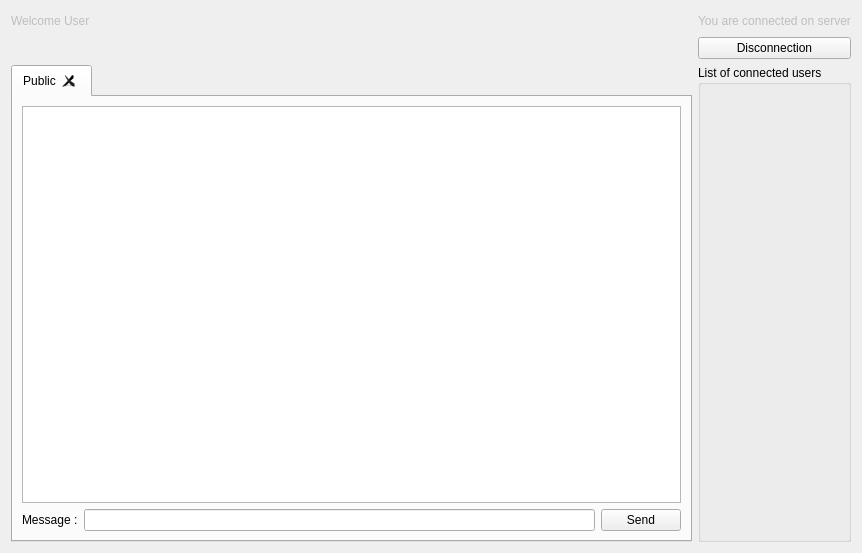
Above: Client/ClientChat.ui from nowbey/GuppyChat before the change. Below: the same form after it.
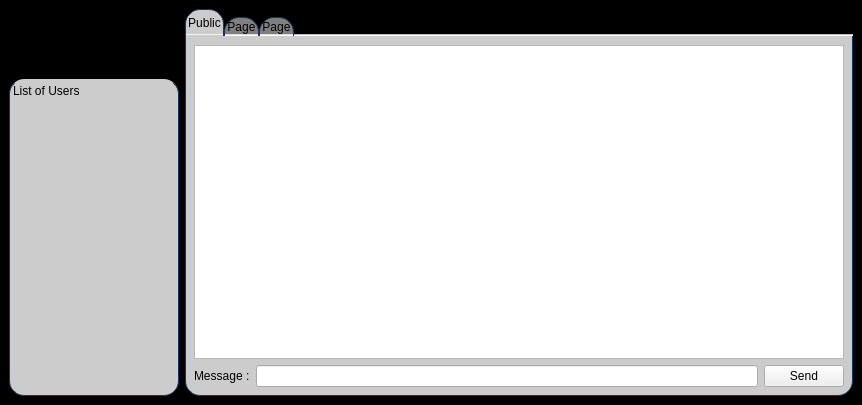
That is the form after the change. Icons and pictures are not drawn.

Commit message: Client: Update the graphical interface #5

Patch:
```diff
--- a/Client/ClientChat.ui
+++ b/Client/ClientChat.ui
@@ -7,9 +7,15 @@
     <x>0</x>
     <y>0</y>
     <width>862</width>
-    <height>553</height>
+    <height>405</height>
    </rect>
   </property>
+  <property name="minimumSize">
+   <size>
+    <width>0</width>
+    <height>0</height>
+   </size>
+  </property>
   <property name="windowTitle">
    <string>GuppyChat - Public</string>
   </property>
@@ -17,72 +23,276 @@
    <iconset>
     <normaloff>chat.png</normaloff>chat.png</iconset>
   </property>
+  <property name="styleSheet">
+   <string notr="true">#ClientChat{
+	background:black;
+	border:0px;
+}
+
+#frame{
+	background:url(:/img/background2.jpg);
+	border:0px;
+}
+
+#Logo{
+	image:url(:/img/GuppyChat_espace2.png)
+}
+
+#ListOfUsersWidget {
+
+	border-left: 1px solid #FF17365D;
+	border-right: 1px solid #FF17365D;
+	border-bottom: 1px solid #FF17365D;
+
+	border-bottom-left-radius: 15px;
+	border-bottom-right-radius: 15px;
+
+	background: rgba( 255, 255, 255, 80% );
+	padding-bottom:15px;
+	padding-left:15px;
+}
+#ListOfUsersLabel {
+	border-left: 1px solid #FF17365D;
+	border-right: 1px solid #FF17365D;
+	
+	border-top-left-radius: 15px;
+	border-top-right-radius: 15px;
+	padding: 5px 0px;
+
+	background: rgba( 255, 255, 255, 80% );
+
+	qproperty-alignment: AlignCenter;
+	color: rgb(0, 0, 0, 100%);
+}
+
+QTabBar::tab {
+	background: rgba( 255, 255, 255, 80% );
+	border-left: 1px solid #FF17365D;
+    border-right: 1px solid #FF17365D;
+    border-top: 1px solid #FF17365D;
+
+	border-bottom:0px;
+
+     border-top-left-radius: 15px;
+     border-top-right-radius: 15px;
+
+     min-width: 8ex;
+     padding: 2px;
+}
+
+ QTabBar::tab:!selected {
+    margin-top: 8px; /* make non-selected tabs look smaller */
+	background: rgba( 255, 255, 255, 50% );
+ }
+
+ QTabBar::close-button {
+    /* todo image: url(close.png) */
+     subcontrol-position: left;
+ }
+
+#tab{
+	border-left: 1px solid #FF17365D;
+	border-right: 1px solid #FF17365D;
+	border-bottom: 1px solid #FF17365D;
+
+	border-bottom-right-radius:  15px;
+	border-bottom-left-radius:  15px;
+
+	top:15px;
+
+	background: rgba( 255, 255, 255, 80% );
+}
+
+
+</string>
+  </property>
+  <layout class="QGridLayout" name="gridLayout_3">
+   <property name="sizeConstraint">
+    <enum>QLayout::SetNoConstraint</enum>
+   </property>
+   <property name="leftMargin">
+    <number>0</number>
+   </property>
+   <property name="topMargin">
+    <number>0</number>
+   </property>
+   <property name="rightMargin">
+    <number>0</number>
+   </property>
+   <property name="bottomMargin">
+    <number>0</number>
+   </property>
+   <item row="0" column="0">
+    <widget class="QFrame" name="frame">
+     <property name="sizePolicy">
+      <sizepolicy hsizetype="Preferred" vsizetype="Preferred">
+       <horstretch>0</horstretch>
+       <verstretch>0</verstretch>
+      </sizepolicy>
+     </property>
+     <property name="frameShape">
+      <enum>QFrame::StyledPanel</enum>
+     </property>
+     <property name="frameShadow">
+      <enum>QFrame::Raised</enum>
+     </property>
+     <property name="lineWidth">
+      <number>1</number>
+     </property>
   <layout class="QGridLayout" name="gridLayout_2">
    <item row="0" column="0">
-    <widget class="QLabel" name="label_3">
+       <layout class="QVBoxLayout" name="verticalLayout">
+        <property name="spacing">
+         <number>0</number>
+        </property>
+        <item>
+         <widget class="QLabel" name="Logo">
      <property name="enabled">
       <bool>false</bool>
      </property>
+          <property name="minimumSize">
+           <size>
+            <width>170</width>
+            <height>70</height>
+           </size>
+          </property>
+          <property name="midLineWidth">
+           <number>0</number>
+          </property>
      <property name="text">
-      <string>Welcome User </string>
-     </property>
-    </widget>
+           <string/>
+          </property>
+          <property name="scaledContents">
+           <bool>false</bool>
+          </property>
+          <property name="alignment">
+           <set>Qt::AlignJustify|Qt::AlignTop</set>
+          </property>
+          <property name="wordWrap">
+           <bool>false</bool>
+          </property>
+         </widget>
+        </item>
+        <item>
+         <widget class="QLabel" name="ListOfUsersLabel">
+          <property name="contextMenuPolicy">
+           <enum>Qt::DefaultContextMenu</enum>
+          </property>
+          <property name="layoutDirection">
+           <enum>Qt::RightToLeft</enum>
+          </property>
+          <property name="autoFillBackground">
+           <bool>false</bool>
+          </property>
+          <property name="text">
+           <string>List of Users</string>
+          </property>
+         </widget>
+        </item>
+        <item>
+         <widget class="QListWidget" name="ListOfUsersWidget">
+          <property name="sizePolicy">
+           <sizepolicy hsizetype="Expanding" vsizetype="Expanding">
+            <horstretch>5</horstretch>
+            <verstretch>0</verstretch>
+           </sizepolicy>
+          </property>
+          <property name="maximumSize">
+           <size>
+            <width>16777215</width>
+            <height>16777215</height>
+           </size>
+          </property>
+          <property name="frameShape">
+           <enum>QFrame::StyledPanel</enum>
+          </property>
+          <property name="verticalScrollBarPolicy">
+           <enum>Qt::ScrollBarAsNeeded</enum>
+          </property>
+          <property name="horizontalScrollBarPolicy">
+           <enum>Qt::ScrollBarAlwaysOff</enum>
+          </property>
+          <property name="sizeAdjustPolicy">
+           <enum>QAbstractScrollArea::AdjustToContents</enum>
+          </property>
+          <property name="autoScroll">
+           <bool>true</bool>
+          </property>
+          <property name="autoScrollMargin">
+           <number>40</number>
+          </property>
+          <property name="selectionMode">
+           <enum>QAbstractItemView::ExtendedSelection</enum>
+          </property>
+          <property name="textElideMode">
+           <enum>Qt::ElideNone</enum>
+          </property>
+          <property name="verticalScrollMode">
+           <enum>QAbstractItemView::ScrollPerPixel</enum>
+          </property>
+          <property name="horizontalScrollMode">
+           <enum>QAbstractItemView::ScrollPerPixel</enum>
+          </property>
+          <property name="movement">
+           <enum>QListView::Snap</enum>
+          </property>
+          <property name="resizeMode">
+           <enum>QListView::Adjust</enum>
+          </property>
+          <property name="viewMode">
+           <enum>QListView::ListMode</enum>
+          </property>
+          <property name="currentRow">
+           <number>-1</number>
+          </property>
+          <property name="sortingEnabled">
+           <bool>false</bool>
+          </property>
+         </widget>
+        </item>
+       </layout>
    </item>
    <item row="0" column="1">
-    <spacer name="horizontalSpacer">
-     <property name="orientation">
-      <enum>Qt::Horizontal</enum>
-     </property>
-     <property name="sizeHint" stdset="0">
-      <size>
-       <width>40</width>
-       <height>20</height>
-      </size>
-     </property>
-    </spacer>
-   </item>
-   <item row="0" column="2">
-    <widget class="QLabel" name="label">
-     <property name="enabled">
-      <bool>false</bool>
-     </property>
-     <property name="text">
-      <string>You are connected on server</string>
-     </property>
-    </widget>
-   </item>
-   <item row="1" column="2">
-    <widget class="QPushButton" name="disconnectButton">
-     <property name="text">
-      <string>Disconnection</string>
-     </property>
-    </widget>
-   </item>
-   <item row="2" column="2">
-    <widget class="QGroupBox" name="groupBox">
-     <property name="title">
-      <string>List of connected users</string>
-     </property>
-    </widget>
-   </item>
-   <item row="2" column="0" colspan="2">
     <widget class="QTabWidget" name="tabWidget">
      <property name="enabled">
       <bool>true</bool>
      </property>
+        <property name="sizePolicy">
+         <sizepolicy hsizetype="MinimumExpanding" vsizetype="Expanding">
+          <horstretch>4</horstretch>
+          <verstretch>0</verstretch>
+         </sizepolicy>
+        </property>
+        <property name="styleSheet">
+         <string notr="true"/>
+        </property>
      <property name="tabShape">
       <enum>QTabWidget::Rounded</enum>
      </property>
      <property name="currentIndex">
       <number>0</number>
      </property>
+        <property name="elideMode">
+         <enum>Qt::ElideLeft</enum>
+        </property>
+        <property name="documentMode">
+         <bool>true</bool>
+        </property>
      <property name="tabsClosable">
-      <bool>true</bool>
+         <bool>false</bool>
      </property>
      <property name="movable">
       <bool>true</bool>
      </property>
      <widget class="QWidget" name="tab">
+         <property name="enabled">
+          <bool>true</bool>
+         </property>
+         <property name="font">
+          <font>
+           <strikeout>false</strikeout>
+          </font>
+         </property>
       <attribute name="title">
        <string>Public</string>
       </attribute>
@@ -119,8 +329,28 @@
          </item>
         </layout>
        </item>
-      </layout>
-     </widget>
+          <item row="0" column="0">
+           <widget class="QTextEdit" name="publicMessageList">
+            <property name="readOnly">
+             <bool>true</bool>
+            </property>
+           </widget>
+          </item>
+         </layout>
+        </widget>
+        <widget class="QWidget" name="tab_3">
+         <attribute name="title">
+          <string>Page</string>
+         </attribute>
+        </widget>
+        <widget class="QWidget" name="tab_2">
+         <attribute name="title">
+          <string>Page</string>
+         </attribute>
+        </widget>
+       </widget>
+      </item>
+     </layout>
     </widget>
    </item>
   </layout>
```
Left out of the diff: 7 changed lines with no effect on the pictures. Lines whose indentation alone changed are shown as unchanged. The commit also changes 13 other files.
